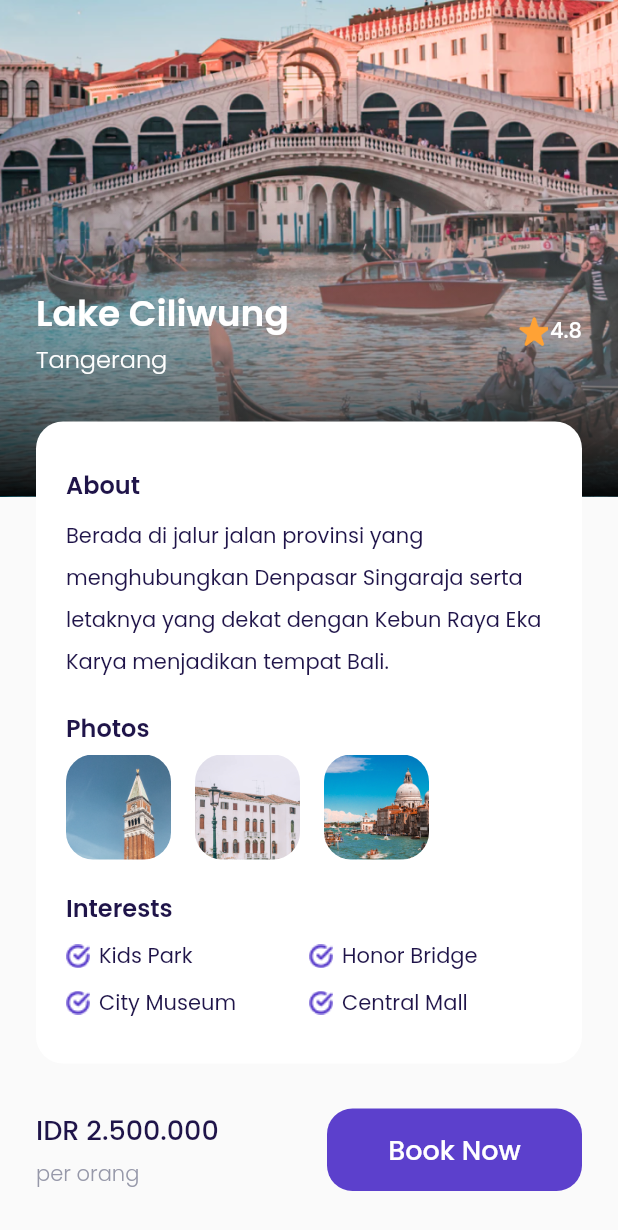
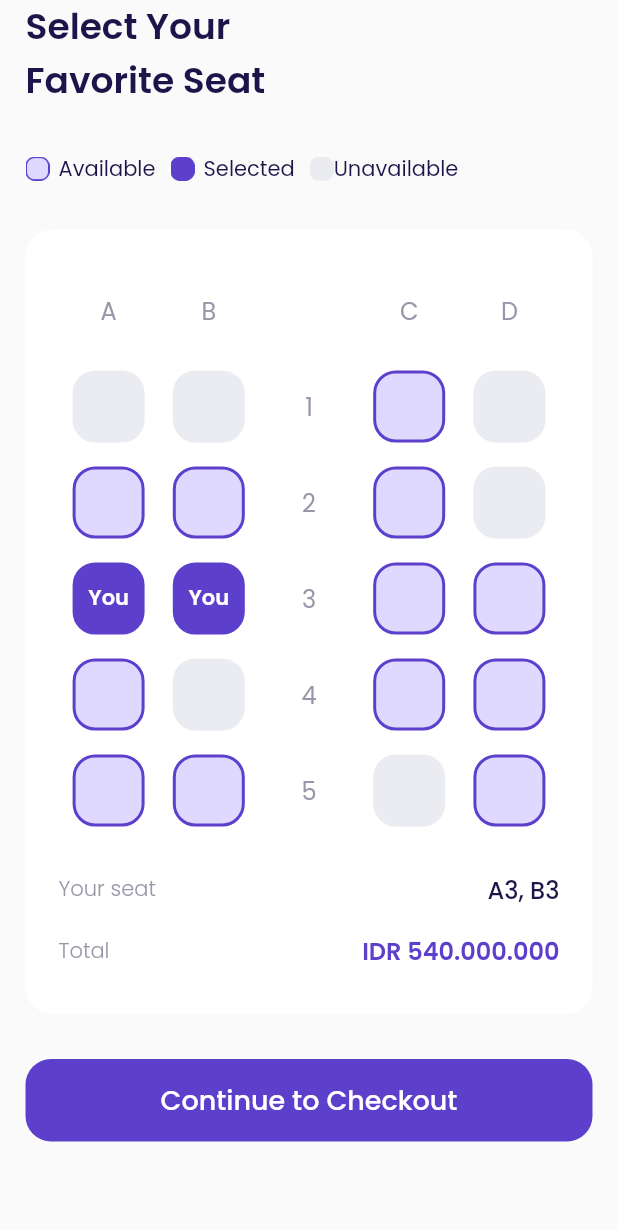
Before and after one commit to aluth313/flutter-book-ticket-airplane, a Flutter app: the DetailPage screen opened directly, scrolled down 119 dp, after a tap on "Book Now", on a phone screen of 412 x 824 dp. Shown: the top 1230 px of the screen. Run offline on Flutter 3.47's test engine with Material 2 defaults, Android fonts, the phone set to English and light mode, and no system bars; our stand-ins replace google_fonts.

Commit message:
choose seat page

```diff
--- a/lib/shared/theme.dart
+++ b/lib/shared/theme.dart
@@ -13,6 +13,8 @@ Color kRedColor = Color(0xffEB70A5);
 Color kBackgroundColor = Color(0xffFAFAFA);
 Color kInactiveColor = Color(0xffDBD7EC);
 Color kTransparentColor = Colors.transparent;
+Color kAvailabelColor = Color(0xffE0D9FF);
+Color kUnAvailabelColor = Color(0xffEBECF1);
 
 TextStyle blackTextStyle = GoogleFonts.poppins(
   color: kBlackColor,
--- /dev/null
+++ b/lib/ui/pages/choose_seat_page.dart
@@ -0,0 +1,342 @@
+import 'package:flutter/material.dart';
+import 'package:flutter_airplane/shared/theme.dart';
+import 'package:flutter_airplane/ui/widgets/custom_button.dart';
+import 'package:flutter_airplane/ui/widgets/seat_item.dart';
+
+class ChooseSeatPage extends StatelessWidget {
+  const ChooseSeatPage({Key? key}) : super(key: key);
+
+  @override
+  Widget build(BuildContext context) {
+    Widget title() {
+      return SafeArea(
+        child: Container(
+          child: Text(
+            'Select Your\nFavorite Seat',
+            style: blackTextStyle.copyWith(fontSize: 24, fontWeight: semiBold),
+          ),
+        ),
+      );
+    }
+
+    Widget seatStatus() {
+      return Container(
+        margin: EdgeInsets.only(top: 30),
+        child: Row(
+          children: [
+            // available
+            Container(
+              width: 16,
+              height: 16,
+              margin: EdgeInsets.only(right: 6),
+              decoration: BoxDecoration(
+                  image: DecorationImage(
+                      image: AssetImage('assets/icon_available.png'))),
+            ),
+            Text(
+              'Available',
+              style: blackTextStyle.copyWith(fontWeight: regular),
+            ),
+            // selected
+            Container(
+              width: 16,
+              height: 16,
+              margin: EdgeInsets.only(right: 6, left: 10),
+              decoration: BoxDecoration(
+                  image: DecorationImage(
+                      image: AssetImage('assets/icon_selected.png'))),
+            ),
+            Text(
+              'Selected',
+              style: blackTextStyle.copyWith(fontWeight: regular),
+            ),
+            // unavailable
+            Container(
+              width: 16,
+              height: 16,
+              margin: EdgeInsets.only(left: 10),
+              decoration: BoxDecoration(
+                  image: DecorationImage(
+                      image: AssetImage('assets/icon_unavailable.png'))),
+            ),
+            Text(
+              'Unavailable',
+              style: blackTextStyle.copyWith(fontWeight: regular),
+            ),
+          ],
+        ),
+      );
+    }
+
+    Widget selectSeat() {
+      return Container(
+        width: double.infinity,
+        margin: EdgeInsets.only(top: 30),
+        padding: EdgeInsets.symmetric(horizontal: 22, vertical: 30),
+        decoration: BoxDecoration(
+            color: kWhiteColor, borderRadius: BorderRadius.circular(18)),
+        child: Column(
+          children: [
+            // seat label
+            Row(
+              mainAxisAlignment: MainAxisAlignment.spaceAround,
+              children: [
+                Container(
+                    width: 48,
+                    height: 48,
+                    child: Center(
+                        child: Text(
+                      'A',
+                      style: greyTextStyle.copyWith(
+                          fontSize: 16, fontWeight: regular),
+                    ))),
+                Container(
+                    width: 48,
+                    height: 48,
+                    child: Center(
+                        child: Text(
+                      'B',
+                      style: greyTextStyle.copyWith(
+                          fontSize: 16, fontWeight: regular),
+                    ))),
+                Container(
+                    width: 48,
+                    height: 48,
+                    child: Center(
+                        child: Text(
+                      '',
+                      style: greyTextStyle.copyWith(
+                          fontSize: 16, fontWeight: regular),
+                    ))),
+                Container(
+                    width: 48,
+                    height: 48,
+                    child: Center(
+                        child: Text(
+                      'C',
+                      style: greyTextStyle.copyWith(
+                          fontSize: 16, fontWeight: regular),
+                    ))),
+                Container(
+                    width: 48,
+                    height: 48,
+                    child: Center(
+                        child: Text(
+                      'D',
+                      style: greyTextStyle.copyWith(
+                          fontSize: 16, fontWeight: regular),
+                    ))),
+              ],
+            ),
+            // seat 1
+            SizedBox(
+              height: 16,
+            ),
+            Row(
+              mainAxisAlignment: MainAxisAlignment.spaceAround,
+              children: [
+                SeatItem(
+                  status: 2,
+                ),
+                SeatItem(
+                  status: 2,
+                ),
+                Container(
+                    width: 48,
+                    height: 48,
+                    child: Center(
+                        child: Text(
+                      '1',
+                      style: greyTextStyle.copyWith(
+                          fontSize: 16, fontWeight: regular),
+                    ))),
+                SeatItem(
+                  status: 0,
+                ),
+                SeatItem(
+                  status: 2,
+                ),
+              ],
+            ),
+            // seat 2
+            SizedBox(
+              height: 16,
+            ),
+            Row(
+              mainAxisAlignment: MainAxisAlignment.spaceAround,
+              children: [
+                SeatItem(
+                  status: 0,
+                ),
+                SeatItem(
+                  status: 0,
+                ),
+                Container(
+                    width: 48,
+                    height: 48,
+                    child: Center(
+                        child: Text(
+                      '2',
+                      style: greyTextStyle.copyWith(
+                          fontSize: 16, fontWeight: regular),
+                    ))),
+                SeatItem(
+                  status: 0,
+                ),
+                SeatItem(
+                  status: 2,
+                ),
+              ],
+            ),
+            // seat 3
+            SizedBox(
+              height: 16,
+            ),
+            Row(
+              mainAxisAlignment: MainAxisAlignment.spaceAround,
+              children: [
+                SeatItem(
+                  status: 1,
+                ),
+                SeatItem(
+                  status: 1,
+                ),
+                Container(
+                    width: 48,
+                    height: 48,
+                    child: Center(
+                        child: Text(
+                      '3',
+                      style: greyTextStyle.copyWith(
+                          fontSize: 16, fontWeight: regular),
+                    ))),
+                SeatItem(
+                  status: 0,
+                ),
+                SeatItem(
+                  status: 0,
+                ),
+              ],
+            ),
+            // seat 4
+            SizedBox(
+              height: 16,
+            ),
+            Row(
+              mainAxisAlignment: MainAxisAlignment.spaceAround,
+              children: [
+                SeatItem(
+                  status: 0,
+                ),
+                SeatItem(
+                  status: 2,
+                ),
+                Container(
+                    width: 48,
+                    height: 48,
+                    child: Center(
+                        child: Text(
+                      '4',
+                      style: greyTextStyle.copyWith(
+                          fontSize: 16, fontWeight: regular),
+                    ))),
+                SeatItem(
+                  status: 0,
+                ),
+                SeatItem(
+                  status: 0,
+                ),
+              ],
+            ),
+            // seat 5
+            SizedBox(
+              height: 16,
+            ),
+            Row(
+              mainAxisAlignment: MainAxisAlignment.spaceAround,
+              children: [
+                SeatItem(
+                  status: 0,
+                ),
+                SeatItem(
+                  status: 0,
+                ),
+                Container(
+                    width: 48,
+                    height: 48,
+                    child: Center(
+                        child: Text(
+                      '5',
+                      style: greyTextStyle.copyWith(
+                          fontSize: 16, fontWeight: regular),
+                    ))),
+                SeatItem(
+                  status: 2,
+                ),
+                SeatItem(
+                  status: 0,
+                ),
+              ],
+            ),
+            // price
+            Container(
+              margin: EdgeInsets.only(top: 30),
+              child: Row(
+                mainAxisAlignment: MainAxisAlignment.spaceBetween,
+                children: [
+                  Text(
+                    'Your seat',
+                    style: greyTextStyle.copyWith(fontWeight: light),
+                  ),
+                  Text(
+                    'A3, B3',
+                    style: blackTextStyle.copyWith(
+                        fontWeight: medium, fontSize: 16),
+                  ),
+                ],
+              ),
+            ),
+            Container(
+              margin: EdgeInsets.only(top: 17),
+              child: Row(
+                mainAxisAlignment: MainAxisAlignment.spaceBetween,
+                children: [
+                  Text(
+                    'Total',
+                    style: greyTextStyle.copyWith(fontWeight: light),
+                  ),
+                  Text(
+                    'IDR 540.000.000',
+                    style: purpleTextStyle.copyWith(
+                        fontWeight: semiBold, fontSize: 16),
+                  )
+                ],
+              ),
+            ),
+          ],
+        ),
+      );
+    }
+
+    Widget continueButton() {
+      return CustomButtom(
+        title: 'Continue to Checkout',
+        onPressed: () {},
+        margin: EdgeInsets.only(top: 30, bottom: 46),
+      );
+    }
+
+    return Scaffold(
+      backgroundColor: kBackgroundColor,
+      body: ListView(
+        padding: EdgeInsets.symmetric(horizontal: defaultRadius),
+        children: [
+          title(),
+          seatStatus(),
+          selectSeat(),
+          continueButton(),
+        ],
+      ),
+    );
+  }
+}
--- a/lib/ui/pages/detail_page.dart
+++ b/lib/ui/pages/detail_page.dart
@@ -1,5 +1,6 @@
 import 'package:flutter/material.dart';
 import 'package:flutter_airplane/shared/theme.dart';
+import 'package:flutter_airplane/ui/pages/choose_seat_page.dart';
 import 'package:flutter_airplane/ui/widgets/custom_button.dart';
 import 'package:flutter_airplane/ui/widgets/custom_interests.dart';
 import 'package:flutter_airplane/ui/widgets/custom_widget_photo.dart';
@@ -203,7 +204,13 @@ class DetailPage extends StatelessWidget {
                   ),
                   CustomButtom(
                     title: 'Book Now',
-                    onPressed: () {},
+                    onPressed: () {
+                      Navigator.push(
+                          context,
+                          MaterialPageRoute(
+                            builder: (context) => ChooseSeatPage(),
+                          ));
+                    },
                     width: 170,
                   )
                 ],
--- /dev/null
+++ b/lib/ui/widgets/seat_item.dart
@@ -0,0 +1,77 @@
+import 'package:flutter/material.dart';
+import 'package:flutter_airplane/shared/theme.dart';
+
+class SeatItem extends StatelessWidget {
+  // status 0 = available, 1 = selected, 2 = unavailable
+  final int status;
+
+  const SeatItem({Key? key, required this.status}) : super(key: key);
+
+  @override
+  Widget build(BuildContext context) {
+    backgroundColor() {
+      switch (status) {
+        case 0:
+          return kAvailabelColor;
+          break;
+        case 1:
+          return kPrimaryColor;
+          break;
+        case 0:
+          return kUnAvailabelColor;
+          break;
+        default:
+          return kUnAvailabelColor;
+          break;
+      }
+    }
+
+    borderColor() {
+      switch (status) {
+        case 0:
+          return kPrimaryColor;
+          break;
+        case 1:
+          return kPrimaryColor;
+          break;
+        case 0:
+          return kUnAvailabelColor;
+          break;
+        default:
+          return kUnAvailabelColor;
+          break;
+      }
+    }
+
+    child() {
+      switch (status) {
+        case 0:
+          return SizedBox();
+          break;
+        case 1:
+          return Center(
+              child: Text(
+            'You',
+            style: whiteTextStyle.copyWith(fontWeight: semiBold),
+          ));
+          break;
+        case 0:
+          return SizedBox();
+          break;
+        default:
+          return SizedBox();
+          break;
+      }
+    }
+
+    return Container(
+      width: 48,
+      height: 48,
+      decoration: BoxDecoration(
+          color: backgroundColor(),
+          borderRadius: BorderRadius.circular(15),
+          border: Border.all(color: borderColor(), width: 2)),
+      child: child(),
+    );
+  }
+}
```
